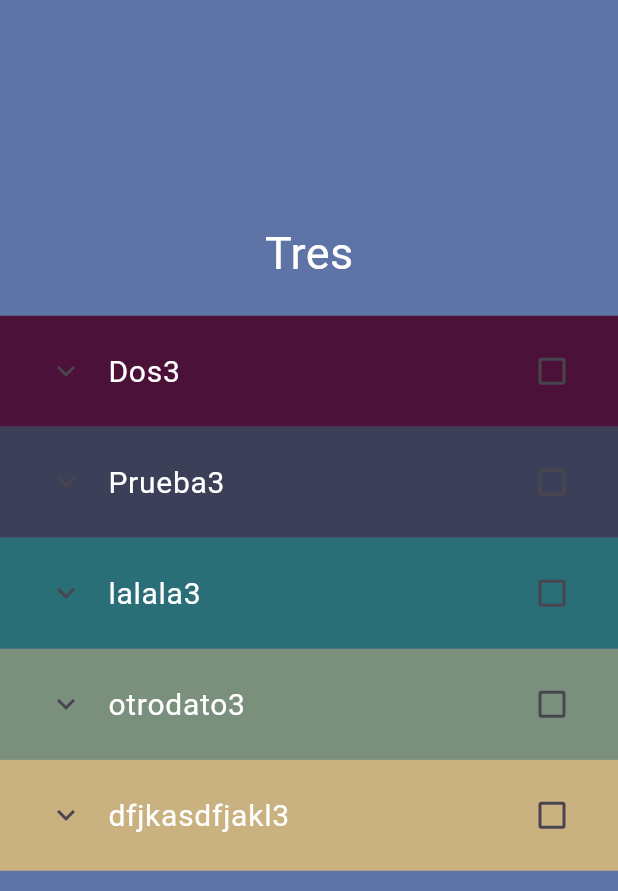
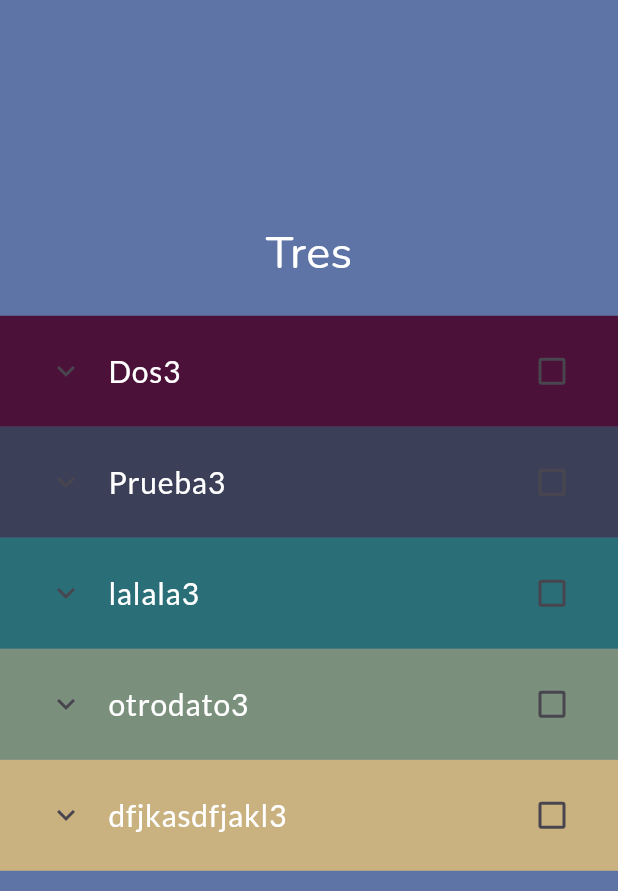
Before and after one commit to javert-galicia/admin_processes, a Flutter app: the screen it shows after launch, swiped to page 3, on a phone screen of 412 x 824 dp, the part 84-975 px from its top. Run offline on Flutter 3.47's test engine with Material 3 defaults, Android fonts, the phone set to English and light mode, and no system bars.

Commit message:
Adding fonts.

```diff
--- a/lib/view/process_items.dart
+++ b/lib/view/process_items.dart
@@ -52,6 +52,7 @@ class _ProcessItemsState extends State<ProcessItems> {
             style: TextStyle(
               color: k%2 != 0 ? Colors.black : Colors.white,
               fontSize: 30,
+              fontFamily: 'Nunito',
             ),
           ),
           const SizedBox(
@@ -73,6 +74,7 @@ class _ProcessItemsState extends State<ProcessItems> {
                       style: const TextStyle(
                         color: Colors.white,
                         fontSize: 20,
+                        fontFamily: 'Lato',
                       ),
                     ),
                     children: [
```
Also changed, not shown: pubspec.yaml (+9 -0 lines), assets/fonts/Lato-Regular.ttf (added), assets/fonts/Nunito-VariableFont_wght.ttf (added).
